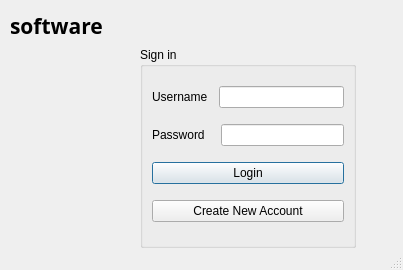
This is login.ui in KANKAN25/Tipid-Timpla-Tracker as Qt 5 draws it before an edit. The edited form follows.
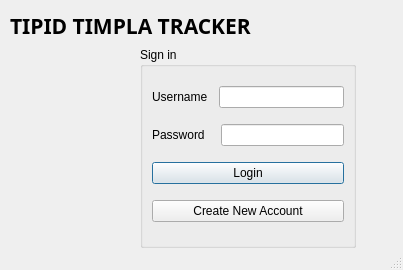
This is the edited form.

What changed in the file:
```diff
--- a/login.ui
+++ b/login.ui
@@ -147,7 +147,7 @@
     <rect>
      <x>10</x>
      <y>10</y>
-     <width>201</width>
+     <width>351</width>
      <height>31</height>
     </rect>
    </property>
@@ -159,7 +159,7 @@
     </font>
    </property>
    <property name="text">
-    <string>software</string>
+    <string>TIPID TIMPLA TRACKER</string>
    </property>
   </widget>
  </widget>
```
